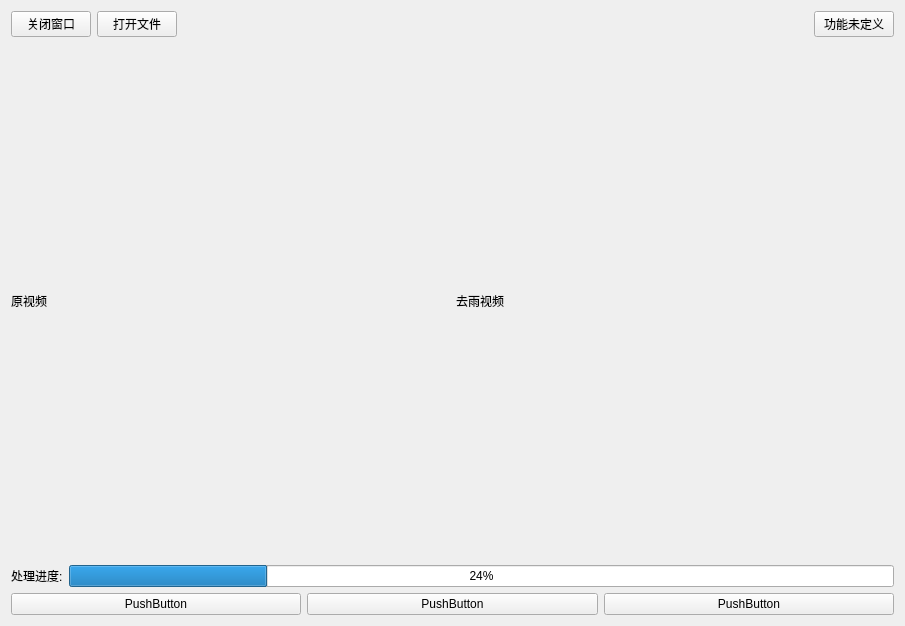
Above: derain/derain.ui from FrankOcean/smartcabin before the change. Below: the same form after it.
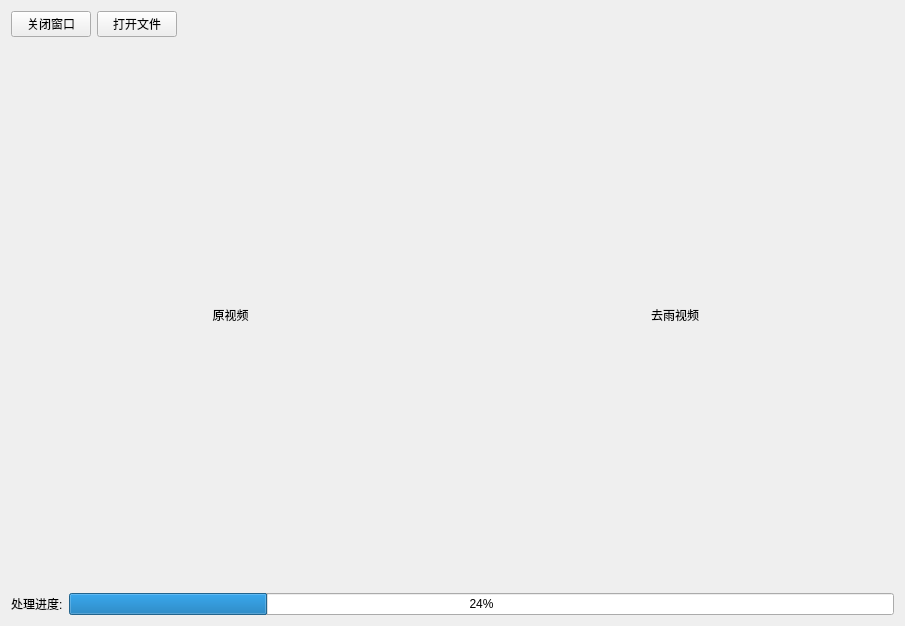
That is the form after the change.

Diff of the .ui file:
```diff
--- a/derain/derain.ui
+++ b/derain/derain.ui
@@ -43,13 +43,6 @@
        </property>
       </spacer>
      </item>
-     <item>
-      <widget class="QPushButton" name="pushButton">
-       <property name="text">
-        <string>功能未定义</string>
-       </property>
-      </widget>
-     </item>
     </layout>
    </item>
    <item>
@@ -68,6 +61,9 @@
          <property name="text">
           <string>原视频</string>
          </property>
+         <property name="alignment">
+          <set>Qt::AlignCenter</set>
+         </property>
         </widget>
        </item>
        <item>
@@ -75,6 +71,9 @@
          <property name="text">
           <string>去雨视频</string>
          </property>
+         <property name="alignment">
+          <set>Qt::AlignCenter</set>
+         </property>
         </widget>
        </item>
       </layout>
@@ -99,31 +98,6 @@
      </item>
     </layout>
    </item>
-   <item>
-    <layout class="QHBoxLayout" name="horizontalLayout_4">
-     <item>
-      <widget class="QPushButton" name="pushButton_5">
-       <property name="text">
-        <string>PushButton</string>
-       </property>
-      </widget>
-     </item>
-     <item>
-      <widget class="QPushButton" name="pushButton_4">
-       <property name="text">
-        <string>PushButton</string>
-       </property>
-      </widget>
-     </item>
-     <item>
-      <widget class="QPushButton" name="pushButton_6">
-       <property name="text">
-        <string>PushButton</string>
-       </property>
-      </widget>
-     </item>
-    </layout>
-   </item>
   </layout>
  </widget>
  <resources/>
```
